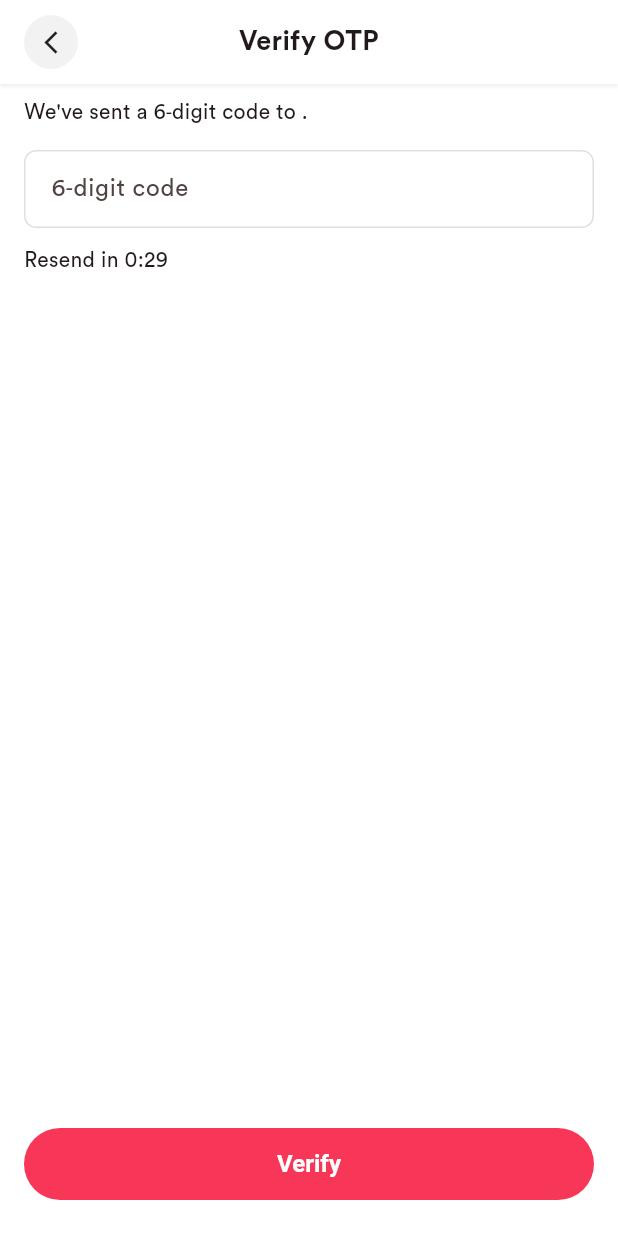
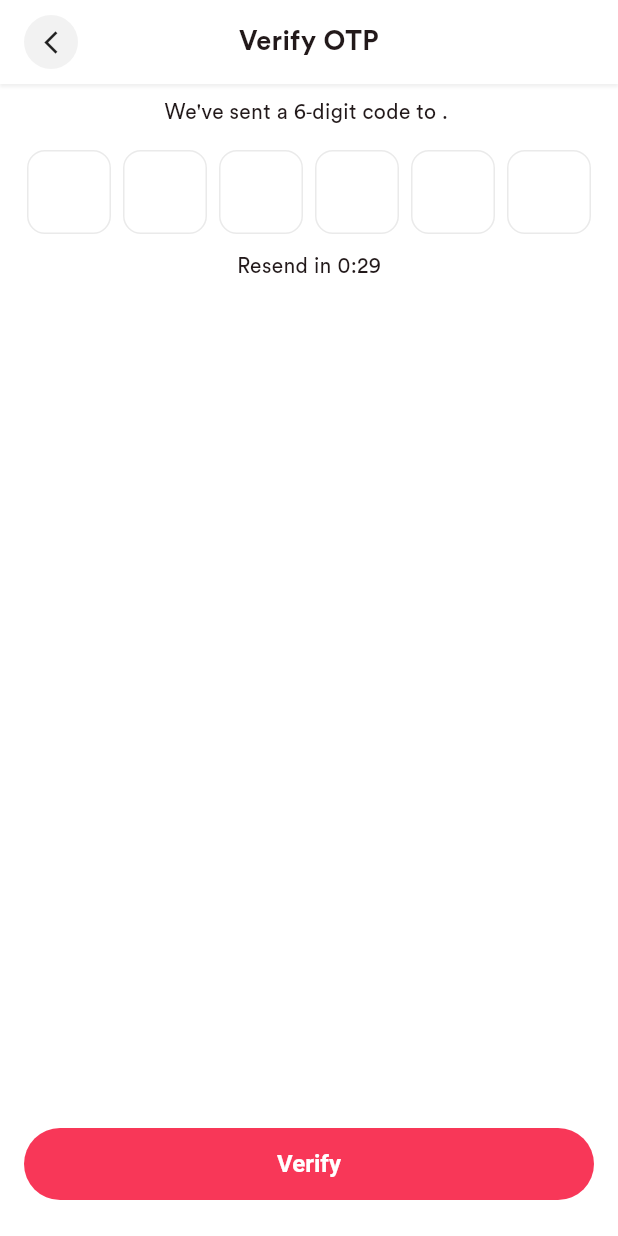
Before and after one commit to goutam2597/woo_clot, a Flutter app: the OtpVerifyScreen screen opened by its route, on a phone screen of 412 x 824 dp. Run offline on Flutter 3.47's test engine with Material 3 defaults, Android fonts, the phone set to English and light mode, and no system bars; drawn by our look-alikes of pinput; our stand-ins replace carousel_slider, flutter_svg, font_awesome_flutter; project files that could hold a hidden picture were left out.

Commit message:
Initial Commit

```diff
--- a/lib/features/auth/ui/screens/otp_screen.dart
+++ b/lib/features/auth/ui/screens/otp_screen.dart
@@ -1,10 +1,10 @@
 import 'dart:async';
 
 import 'package:flutter/material.dart';
-import 'package:flutter/services.dart';
 import 'package:flutter_woocommerce/app/app_colors.dart';
 import 'package:flutter_woocommerce/app/routes.dart';
 import 'package:flutter_woocommerce/common/widgets/custom_app_bar.dart';
+import 'package:pinput/pinput.dart';
 
 class OtpVerifyScreen extends StatefulWidget {
   final String contact;
@@ -49,9 +49,9 @@ class _OtpVerifyScreenState extends State<OtpVerifyScreen> {
   void _verify() async {
     final v = _code.text.trim();
     if (v.length != 6) {
-      ScaffoldMessenger.of(context).showSnackBar(
-        const SnackBar(content: Text('Enter the 6‑digit code')),
-      );
+      ScaffoldMessenger.of(
+        context,
+      ).showSnackBar(const SnackBar(content: Text('Enter the 6‑digit code')));
       return;
     }
     setState(() => _sending = true);
@@ -74,26 +74,52 @@ class _OtpVerifyScreenState extends State<OtpVerifyScreen> {
         child: Padding(
           padding: const EdgeInsets.fromLTRB(16, 8, 16, 24),
           child: Column(
-            crossAxisAlignment: CrossAxisAlignment.start,
+            crossAxisAlignment: CrossAxisAlignment.center,
             children: [
-              Text(
-                subtitle,
-                style: const TextStyle(fontSize: 14),
-              ),
+              Text(subtitle, style: const TextStyle(fontSize: 14)),
               const SizedBox(height: 16),
-              TextField(
-                controller: _code,
-                keyboardType: TextInputType.number,
-                inputFormatters: [FilteringTextInputFormatter.digitsOnly, LengthLimitingTextInputFormatter(6)],
-                decoration: InputDecoration(
-                  labelText: '6‑digit code',
-                  filled: true,
-                  fillColor: Colors.white,
-                  border: OutlineInputBorder(borderRadius: BorderRadius.circular(12)),
-                ),
+              Builder(
+                builder: (context) {
+                  final defaultPinTheme = PinTheme(
+                    width: 56,
+                    height: 56,
+                    textStyle: const TextStyle(
+                      fontSize: 20,
+                      fontWeight: FontWeight.w600,
+                    ),
+                    decoration: BoxDecoration(
+                      color: Colors.white,
+                      borderRadius: BorderRadius.circular(12),
+                      border: Border.all(color: const Color(0xFFEAEAEA)),
+                    ),
+                  );
+                  final focusedPinTheme = defaultPinTheme.copyWith(
+                    decoration: defaultPinTheme.decoration?.copyWith(
+                      border: Border.all(
+                        color: AppColors.primaryColor,
+                        width: 2,
+                      ),
+                    ),
+                  );
+                  final submittedPinTheme = defaultPinTheme.copyWith(
+                    decoration: defaultPinTheme.decoration?.copyWith(
+                      border: Border.all(color: AppColors.primaryColor),
+                    ),
+                  );
+                  return Pinput(
+                    controller: _code,
+                    length: 6,
+                    defaultPinTheme: defaultPinTheme,
+                    focusedPinTheme: focusedPinTheme,
+                    submittedPinTheme: submittedPinTheme,
+                    keyboardType: TextInputType.number,
+                    onCompleted: (_) => _verify(),
+                  );
+                },
               ),
               const SizedBox(height: 12),
               Row(
+                mainAxisAlignment: MainAxisAlignment.center,
                 children: [
                   if (_seconds > 0)
                     Text('Resend in 0:${_seconds.toString().padLeft(2, '0')}')
--- a/pubspec.yaml
+++ b/pubspec.yaml
@@ -20,6 +20,7 @@ dependencies:
   flutter_staggered_grid_view: ^0.7.0
   font_awesome_flutter: ^10.11.0
   provider: ^6.1.5+1
+  pinput: ^4.0.0
 
 dev_dependencies:
   flutter_test:
```
Also changed, not shown: pubspec.lock, 1 other file.
